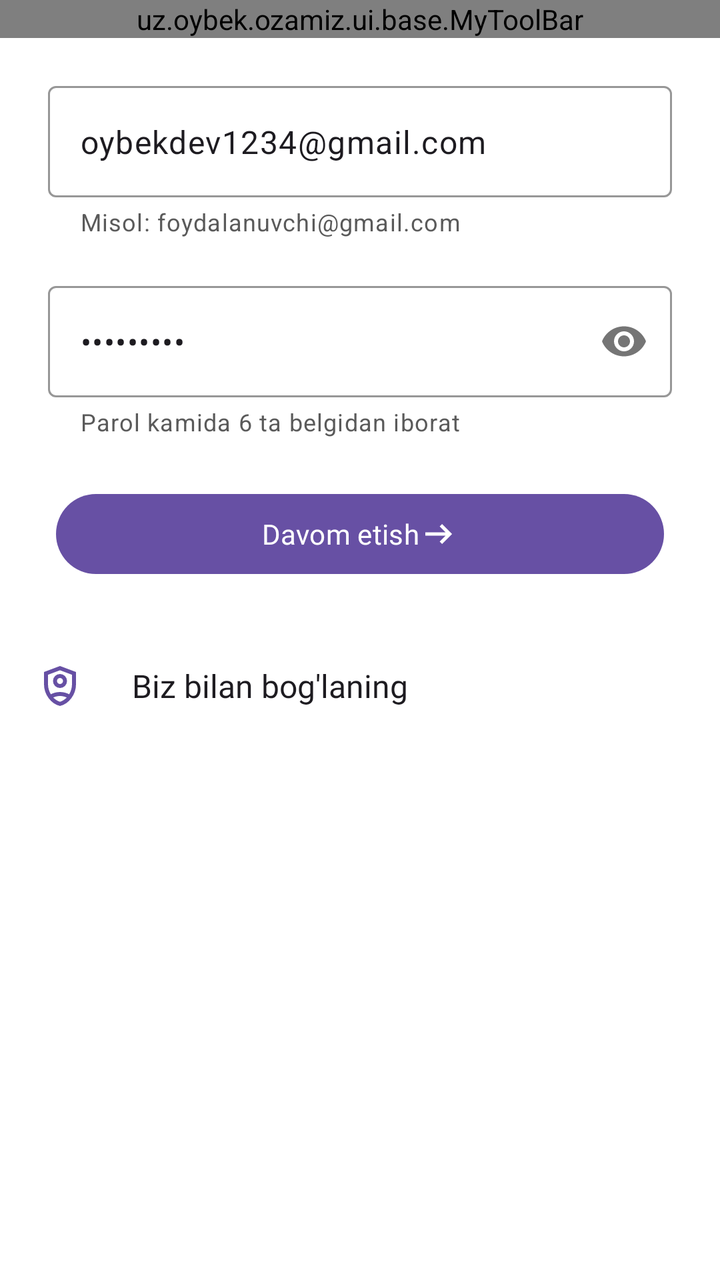
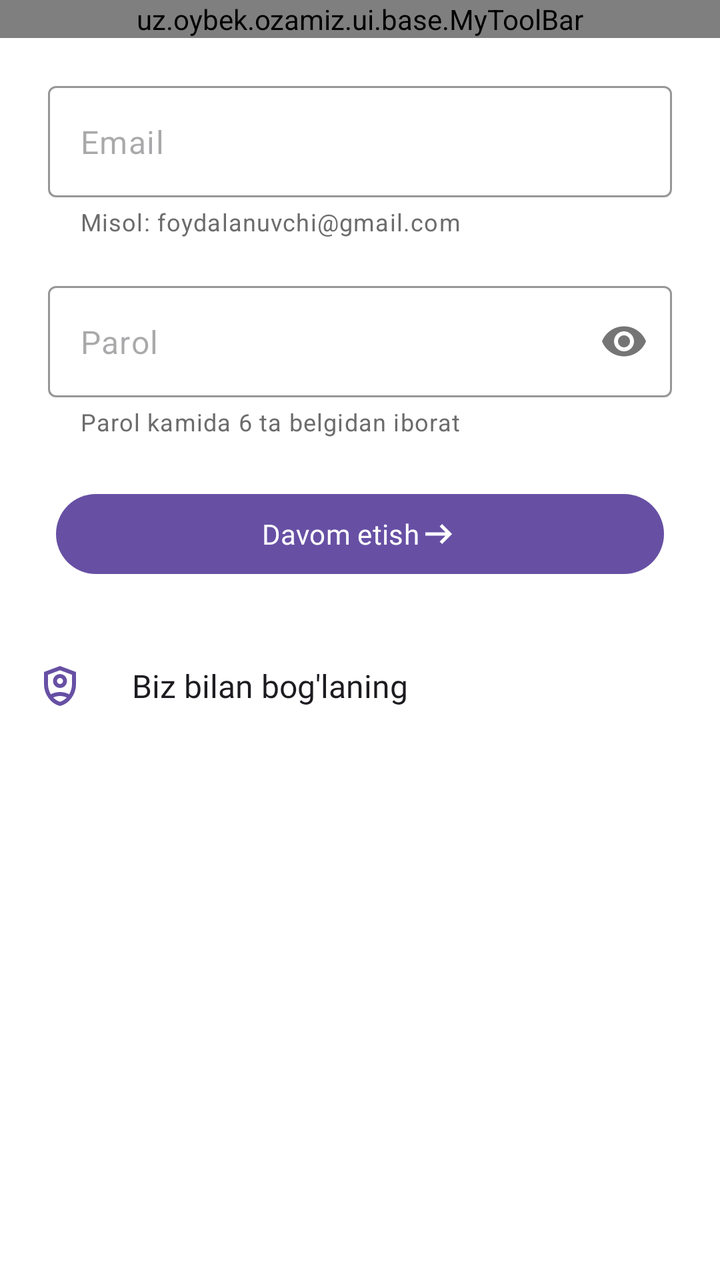

The first picture is an Android layout as it rendered before a commit; the second is the same layout after the commit. The layout source and the unified diff follow.
<!-- AndroidManifest.xml: application theme Theme.Ozamiz -->
<!-- res/layout/login_gmail_fragment.xml -->
<?xml version="1.0" encoding="utf-8"?>
<layout xmlns:android="http://schemas.android.com/apk/res/android"
    xmlns:app="http://schemas.android.com/apk/res-auto">

    <data>

    </data>

    <LinearLayout
        android:background="?colorSurface"
        android:layout_width="match_parent"
        android:layout_height="match_parent"
        android:orientation="vertical">

        <uz.oybek.ozamiz.ui.base.MyToolBar
            android:id="@+id/toolbar"
            android:layout_width="match_parent"
            android:layout_height="wrap_content"
            app:layout_constraintEnd_toEndOf="parent"
            app:layout_constraintStart_toStartOf="parent"
            app:layout_constraintTop_toTopOf="parent"
            app:title="Email orqali kirish" />

        <com.google.android.material.textfield.TextInputLayout
            android:id="@+id/gmail_view"
            android:layout_width="match_parent"
            android:layout_height="wrap_content"
            android:layout_marginHorizontal="@dimen/dimen_24"
            android:layout_marginTop="@dimen/dimen_24"
            app:helperText="Misol: foydalanuvchi@gmail.com"
            app:hintEnabled="false"
            app:layout_constraintEnd_toEndOf="parent"
            app:layout_constraintStart_toStartOf="parent"
            app:layout_constraintTop_toBottomOf="@+id/textView">

            <com.google.android.material.textfield.TextInputEditText
                android:layout_width="match_parent"
                android:layout_height="wrap_content"
                android:text="oybekdev1234@gmail.com"
                android:id="@+id/email_view"
                android:hint="Email"
                android:inputType="textEmailAddress" />
        </com.google.android.material.textfield.TextInputLayout>

        <com.google.android.material.textfield.TextInputLayout
            android:id="@+id/password_view"
            android:layout_width="match_parent"
            android:layout_height="wrap_content"
            android:layout_marginHorizontal="@dimen/dimen_24"
            android:layout_marginTop="@dimen/dimen_24"
            app:helperText="Parol kamida 6 ta belgidan iborat"
            app:hintEnabled="false"
            app:passwordToggleEnabled="true"
            app:layout_constraintEnd_toEndOf="parent"
            app:layout_constraintStart_toStartOf="parent"
            app:layout_constraintTop_toBottomOf="@+id/textView">

            <com.google.android.material.textfield.TextInputEditText
                android:layout_width="match_parent"
                android:layout_height="wrap_content"
                android:hint="Parol"
                android:text="oybek1415"
                android:id="@+id/password_lay"
                android:inputType="textPassword" />
        </com.google.android.material.textfield.TextInputLayout>

        <com.google.android.material.button.MaterialButton
            android:id="@+id/continue_button"
            style="@style/FilledButton"
            android:layout_width="match_parent"
            android:layout_height="wrap_content"
            android:layout_margin="@dimen/dimen_24"
            android:layout_marginBottom="160dp"
            android:enabled="true"
            android:text="@string/davom_etish"
            app:icon="@drawable/arrow_right"
            app:iconGravity="textEnd"
            app:layout_constraintBottom_toBottomOf="parent"
            app:layout_constraintEnd_toEndOf="parent"
            app:layout_constraintHorizontal_bias="0.0"
            app:layout_constraintStart_toStartOf="parent" />

        <TextView
            android:id="@+id/boglanish_button"
            style="@style/Text1_16"
            android:layout_width="match_parent"
            android:layout_height="wrap_content"
            android:paddingHorizontal="@dimen/dimen_18"
            android:drawablePadding="@dimen/dimen_24"
            android:gravity="center_vertical"
            android:paddingVertical="@dimen/dimen_14"
            android:text="@string/biz_bilan_bog_lanish"
            android:textColor="?colorOnSurface"
            app:drawableStartCompat="@drawable/admin_ic"
            app:drawableTint="?colorPrimary" />
        <ProgressBar
            android:id="@+id/progress_bar"
            android:layout_width="wrap_content"
            android:layout_height="wrap_content"
            android:layout_gravity="center"
            android:indeterminateTint="?colorPrimary" />

    </LinearLayout>
</layout>
<!-- resources referenced by this layout -->
<resources>
  <dimen name="dimen_14">16dp</dimen>
  <dimen name="dimen_18">18dp</dimen>
  <dimen name="dimen_24">24dp</dimen>
  <!-- drawable arrow_right (drawable) -->
  <vector xmlns:android="http://schemas.android.com/apk/res/android"
      android:width="24dp"
      android:height="24dp"
      android:viewportWidth="960"
      android:viewportHeight="960"
      android:tint="?attr/colorControlNormal"
      android:autoMirrored="true">
    <path
        android:fillColor="@android:color/white"
        android:pathData="M560,720L504,662L646,520L160,520L160,440L646,440L504,298L560,240L800,480L560,720Z"/>
  </vector>
  <string name="biz_bilan_bog_lanish">Biz bilan bog\'laning</string>
  <string name="davom_etish">Davom etish</string>
  <style name="FilledButton" parent="Widget.Material3.Button.IconButton.Filled">
          <item name="fontFamily">@font/roboto_medium</item>
      </style>
  <style name="Text1_16">
          <item name="android:textSize">16sp</item>
          <item name="android:fontFamily">@font/roboto_regular</item>
      </style>
  <style name="Theme.Ozamiz" parent="Base.Ozamiz" />
  <style name="Base.Ozamiz" parent="Theme.Material3.Light.NoActionBar">
  
          <item name="backgroundColor">?colorSurface</item>
          <item name="android:windowBackground">?backgroundColor</item>
          <item name="android:statusBarColor">?colorSurfaceContainerLowest</item>
          <item name="android:windowLightStatusBar">true</item>
  
          <item name="colorPrimary">#6750A4</item>
          <item name="colorOnPrimary">#FFFFFF</item>
          <item name="colorPrimaryContainer">#EADDFF</item>
          <item name="colorOnPrimaryContainer">#21005D</item>
          <item name="colorSecondary">#625B71</item>
          <item name="colorOnSecondary">#FFFFFF</item>
          <item name="colorSecondaryContainer">#E8DEF8</item>
          <item name="colorOnSecondaryContainer">#1D192B</item>
          <item name="colorTertiary">#7D5260</item>
          <item name="colorOnTertiary">#FFFFFF</item>
          <item name="colorTertiaryContainer">#FFD8E4</item>
          <item name="colorOnTertiaryContainer">#31111D</item>
          <item name="colorError">#B3261E</item>
          <item name="colorOnError">#FFFFFF</item>
          <item name="colorErrorContainer">#FFDAD6</item>
          <item name="colorOnErrorContainer">#410002</item>
  
          <item name="colorPrimaryFixed">#EADDFF</item>
          <item name="colorPrimaryFixedDim">#D0BCFF</item>
          <item name="colorOnPrimaryFixed">#21005D</item>
          <item name="colorOnPrimaryFixedVariant">#6750A4</item>
          <item name="colorSecondaryFixed">#E8DEF8</item>
          <item name="colorSecondaryFixedDim">#CCC2DC</item>
          <item name="colorOnSecondaryFixed">#1D192B</item>
          <item name="colorOnSecondaryFixedVariant">#4A4458</item>
  
          <item name="colorTertiaryFixed">#FFD8E4</item>
          <item name="colorTertiaryFixedDim">#EFB8C8</item>
          <item name="colorOnTertiaryFixed">#31111D</item>
          <item name="colorOnTertiaryFixedVariant">#7D5260</item>
  
          <item name="colorOutline">#979797</item>
          <item name="colorOutlineVariant">#FDF4F4F4</item>
  
          <item name="colorSurfaceDim">#DED8E1</item>
          <item name="colorSurface">#FFFFFF</item>
          <item name="colorSurfaceBright">#FEF7FF</item>
  
          <item name="colorSurfaceContainerLowest">#FFFFFF</item>
          <item name="colorSurfaceContainerLow">#F7F2FA</item>
          <item name="colorSurfaceContainer">#F3EDF7</item>
          <item name="colorSurfaceContainerHigh">#E6E0EC</item>
          <item name="colorSurfaceContainerHighest">#DED8E1</item>
          <item name="colorOnSurface">#1D1B20</item>
          <item name="colorOnSurfaceVariant">#5A5A5A</item>
  
          <item name="colorSurfaceInverse">#322F35</item>
          <item name="colorOnSurfaceInverse">#F5EFF7</item>
  
          <item name="contentScrim">#000000</item>
          <item name="android:shadowColor">#000000</item>
      </style>
  <!-- unchanged entries left out for length: 1 -->
</resources>

<!-- the commit's change to res/layout/login_gmail_fragment.xml (unified diff, before → after) -->
@@ -36,7 +36,6 @@
             <com.google.android.material.textfield.TextInputEditText
                 android:layout_width="match_parent"
                 android:layout_height="wrap_content"
-                android:text="oybekdev1234@gmail.com"
                 android:id="@+id/email_view"
                 android:hint="Email"
                 android:inputType="textEmailAddress" />
@@ -59,7 +58,6 @@
                 android:layout_width="match_parent"
                 android:layout_height="wrap_content"
                 android:hint="Parol"
-                android:text="oybek1415"
                 android:id="@+id/password_lay"
                 android:inputType="textPassword" />
         </com.google.android.material.textfield.TextInputLayout>
<!-- resource entries referenced after the edit -->
@@ -76,7 +76,7 @@
           <item name="colorSurfaceContainerHigh">#E6E0EC</item>
           <item name="colorSurfaceContainerHighest">#DED8E1</item>
           <item name="colorOnSurface">#1D1B20</item>
-          <item name="colorOnSurfaceVariant">#5A5A5A</item>
+          <item name="colorOnSurfaceVariant">#6C6C6C</item>
   
           <item name="colorSurfaceInverse">#322F35</item>
           <item name="colorOnSurfaceInverse">#F5EFF7</item>
